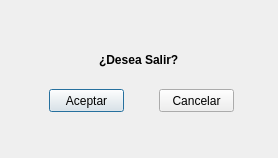
braisdp6/2DAM_DI, file TEMA 1/templates/VentanaSalir.ui: the form before one commit.
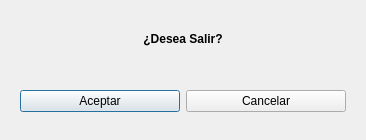
The form after the commit.

Patch:
```diff
--- a/TEMA 1/templates/VentanaSalir.ui
+++ b/TEMA 1/templates/VentanaSalir.ui
@@ -6,69 +6,62 @@
    <rect>
     <x>0</x>
     <y>0</y>
-    <width>278</width>
-    <height>158</height>
+    <width>366</width>
+    <height>140</height>
    </rect>
   </property>
   <property name="windowTitle">
    <string>Dialog</string>
   </property>
+  <layout class="QVBoxLayout" name="verticalLayout">
+   <item>
   <widget class="QWidget" name="widget" native="true">
-   <property name="geometry">
-    <rect>
-     <x>-1</x>
-     <y>-1</y>
-     <width>281</width>
-     <height>161</height>
-    </rect>
-   </property>
+     <layout class="QHBoxLayout" name="horizontalLayout_2">
+      <item>
    <widget class="QLabel" name="lblDeseaSalir">
-    <property name="geometry">
-     <rect>
-      <x>100</x>
-      <y>50</y>
-      <width>81</width>
-      <height>21</height>
-     </rect>
-    </property>
     <property name="font">
      <font>
+          <family>Segoe UI</family>
       <pointsize>9</pointsize>
       <weight>75</weight>
       <bold>true</bold>
      </font>
     </property>
+        <property name="layoutDirection">
+         <enum>Qt::LeftToRight</enum>
+        </property>
     <property name="text">
      <string>¿Desea Salir?</string>
     </property>
-   </widget>
+        <property name="alignment">
+         <set>Qt::AlignCenter</set>
+        </property>
+       </widget>
+      </item>
+     </layout>
+    </widget>
+   </item>
+   <item>
+    <widget class="QWidget" name="widget_2" native="true">
+     <layout class="QHBoxLayout" name="horizontalLayout">
+      <item>
    <widget class="QPushButton" name="btnAceptar">
-    <property name="geometry">
-     <rect>
-      <x>50</x>
-      <y>90</y>
-      <width>75</width>
-      <height>23</height>
-     </rect>
-    </property>
     <property name="text">
      <string>Aceptar</string>
     </property>
    </widget>
+      </item>
+      <item>
    <widget class="QPushButton" name="btnCancelar">
-    <property name="geometry">
-     <rect>
-      <x>160</x>
-      <y>90</y>
-      <width>75</width>
-      <height>23</height>
-     </rect>
-    </property>
     <property name="text">
      <string>Cancelar</string>
     </property>
    </widget>
-  </widget>
+      </item>
+     </layout>
+    </widget>
+   </item>
+  </layout>
  </widget>
  <resources/>
  <connections/>
```
Lines whose indentation alone changed are shown as unchanged.
